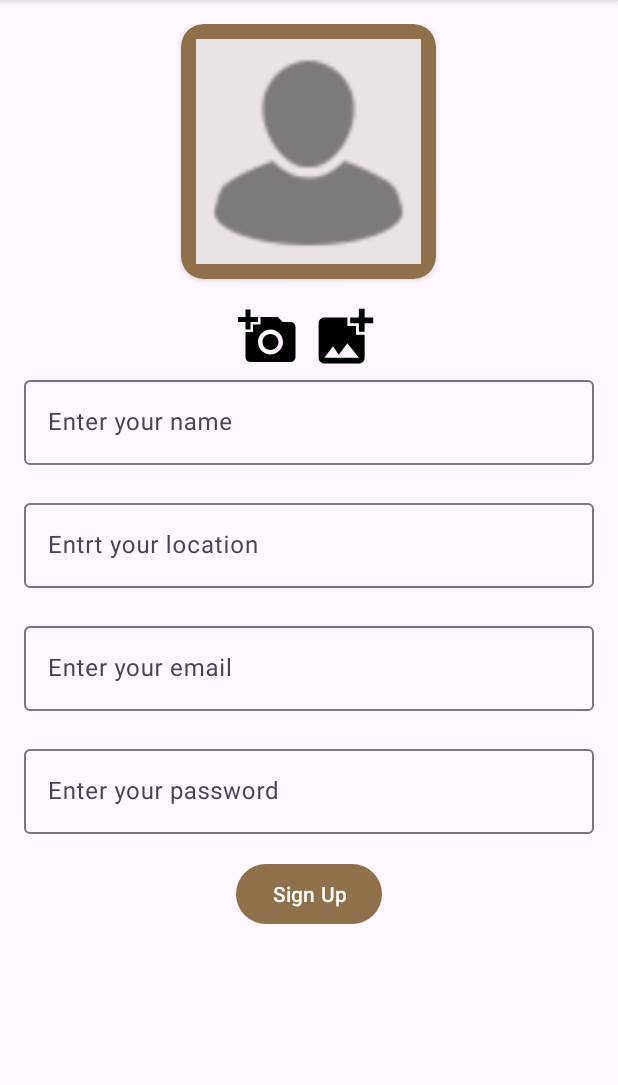
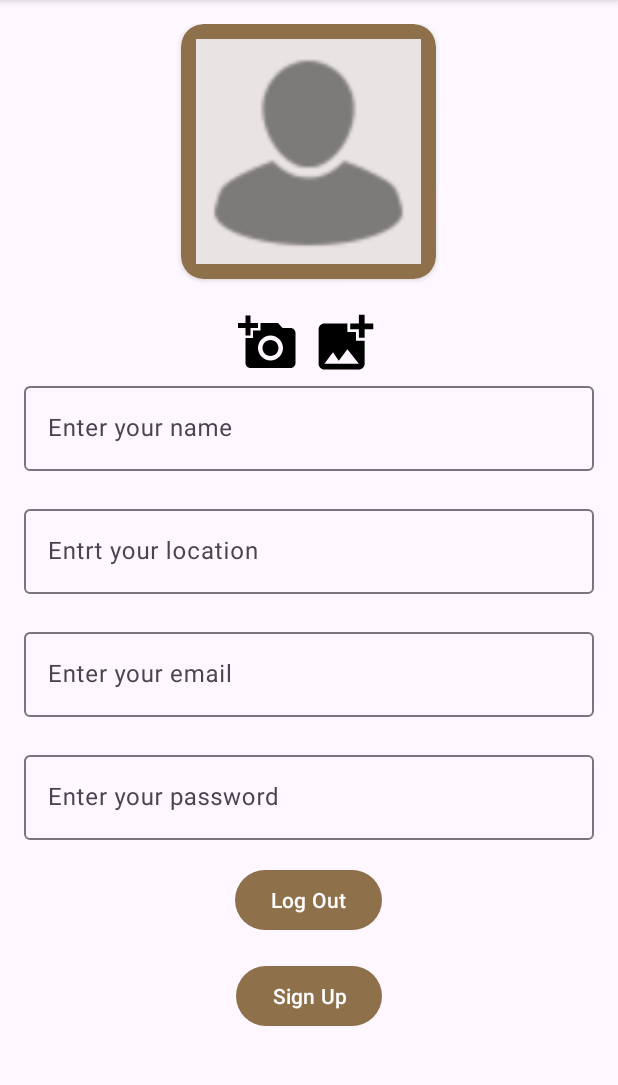
Before and after one commit to tehilarefaeli/notesProjct, an Android app: the screen it shows after launch (LoginActivity), after a tap on an icon or button, on a phone screen of 412 x 824 dp, the part 96-1181 px from its top. Run offline under Robolectric (Android 15) with nearby library versions, the phone set to English and light mode, and no system bars; our stand-ins replace Firebase (no records; nobody signed in at launch, a user with empty details on screens opened directly), navigation-ui.

```diff
--- a/app/src/main/java/com/example/notesapp/SharedPrefrences.kt
+++ b/app/src/main/java/com/example/notesapp/SharedPrefrences.kt
@@ -29,7 +29,7 @@ var SharedPreferences.user : User?
     set(value) {
         _user = value
         editSharedPreferences { editor ->
-            editor.put(KEY_User to value.toJson())
+            editor.put(KEY_User to (value?.toJson()?:""))
         }
     }
 
--- a/app/src/main/res/layout/fragment_create_profile.xml
+++ b/app/src/main/res/layout/fragment_create_profile.xml
@@ -11,9 +11,11 @@
         android:layout_width="wrap_content"
         android:layout_height="wrap_content"
         android:layout_gravity="center"
-        android:layout_marginBottom="16dp"
+        android:layout_marginBottom="20dp"
         app:cardBackgroundColor="#FF8E704B"
         app:cardCornerRadius="15dp">
+
+
 
         <ImageView
             android:id="@+id/profile_image"
@@ -101,6 +103,14 @@
     </com.google.android.material.textfield.TextInputLayout>
 
     <com.google.android.material.button.MaterialButton
+        android:id="@+id/logout"
+        android:layout_width="wrap_content"
+        android:layout_height="wrap_content"
+        android:layout_marginTop="16dp"
+        android:text="@string/logout"
+        app:backgroundTint="#FF8E704B"/>
+
+    <com.google.android.material.button.MaterialButton
         android:id="@+id/sign_up"
         android:layout_width="wrap_content"
         android:layout_height="wrap_content"
--- a/app/src/main/res/navigation/login_nav.xml
+++ b/app/src/main/res/navigation/login_nav.xml
@@ -21,6 +21,9 @@
         <action
             android:id="@+id/action_create_profile"
             app:destination="@id/create_profile" />
+        <action
+            android:id="@+id/action_create_profile_to_login"
+            app:destination="@id/login" />
     </fragment>
 
 
```
Also changed, not shown: app/src/main/java/com/example/notesapp/activities/ui/main/CreateProfileFragment.kt (+11 -0 lines), app/src/main/java/com/example/notesapp/activities/ui/main/LoginFragment.kt (+5 -5 lines), app/src/main/res/layout/fragment_main.xml (+1 -7 lines).
